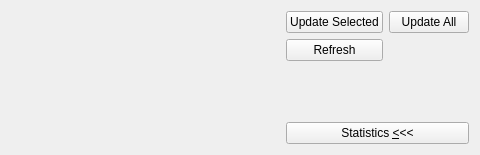
Above: main/spectra/src/ControlPanel.ui from FRIBDAQ/SpecTcl before the change; both pictures show x 360 to 840 and y 0 to 155 of the 840 by 155 pixel window. Below: the same form after it.
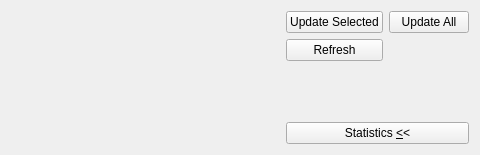
That is the form after the change.

```diff
--- a/main/spectra/src/ControlPanel.ui
+++ b/main/spectra/src/ControlPanel.ui
@@ -98,7 +98,7 @@
      <item>
       <widget class="QPushButton" name="pStatisticsButton">
        <property name="text">
-        <string>Statistics &amp;&lt;&lt;&lt;</string>
+        <string>Statistics &amp;&lt;&lt;</string>
        </property>
       </widget>
      </item>
```
